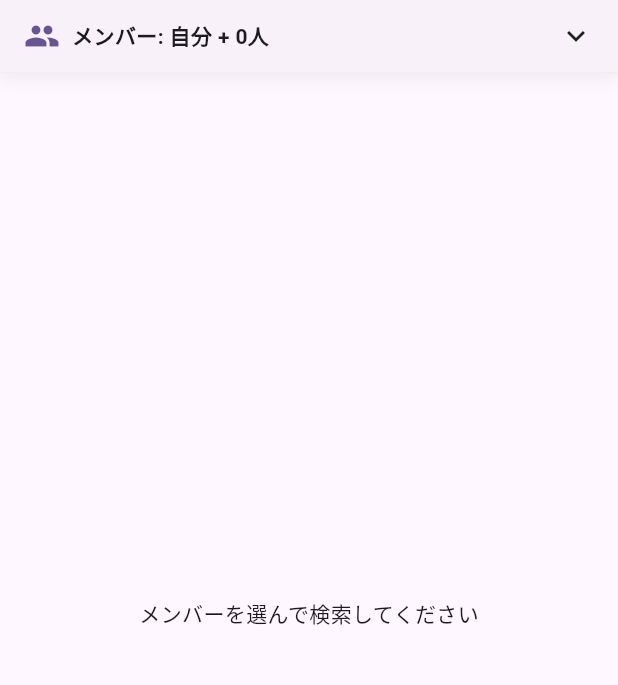
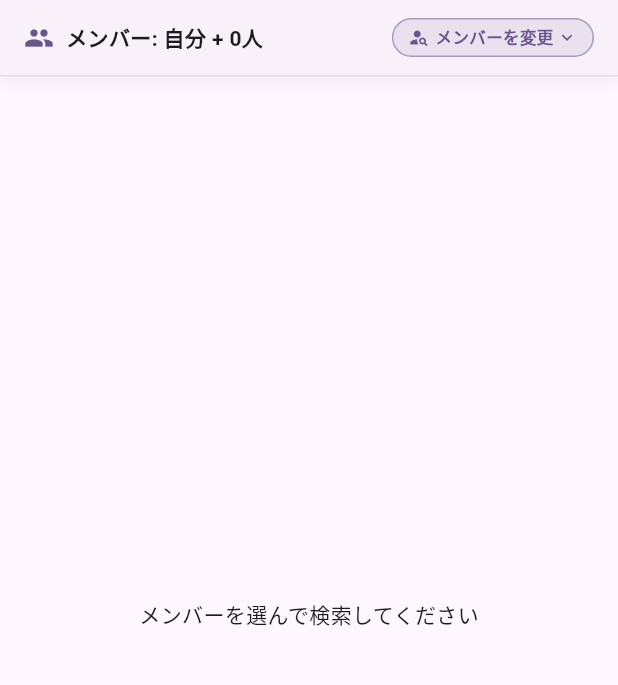
Before and after one commit to ITdedenne/my_madamis_app, a Flutter app: the GroupSearchPage screen opened directly, after a tap on an icon or button, on a phone screen of 412 x 824 dp, the part 84-769 px from its top. Run offline on Flutter 3.47's test engine with Material 3 defaults, Android fonts, the phone set to English and light mode, and no system bars; our stand-ins replace equatable, flutter_riverpod; missing offline and left inert: amplify_api, amplify_auth_cognito, amplify_core, amplify_flutter, amplify_storage_s3.

Commit message:
refactor_groupSearchUI

```diff
--- a/lib/features/group_search/presentation/widgets/group_search_condition_area.dart
+++ b/lib/features/group_search/presentation/widgets/group_search_condition_area.dart
@@ -19,8 +19,8 @@ class _GroupSearchConditionAreaState extends ConsumerState<GroupSearchConditionA
   Widget build(BuildContext context) {
     final state = ref.watch(groupSearchViewModelProvider);
     final notifier = ref.read(groupSearchViewModelProvider.notifier);
+    final colorScheme = Theme.of(context).colorScheme;
 
-    // 検索完了時に自動で閉じるロジック
     ref.listen<GroupSearchState>(groupSearchViewModelProvider, (prev, next) {
       if (prev?.isSearching == true && next.isSearching == false && next.searchResults != null) {
         setState(() => _isExpanded = false);
@@ -36,42 +36,69 @@ class _GroupSearchConditionAreaState extends ConsumerState<GroupSearchConditionA
       alignment: Alignment.topCenter,
       child: Container(
         decoration: BoxDecoration(
-          color: Theme.of(context).colorScheme.surface,
+          color: colorScheme.surface,
           boxShadow: [
             if (!_isExpanded)
-              BoxShadow(color: Colors.black.withOpacity(0.05), blurRadius: 8, offset: const Offset(0, 4)),
+              BoxShadow(color: Colors.black.withValues(alpha: 0.05), blurRadius: 8, offset: const Offset(0, 4)),
           ],
         ),
         child: Column(
           mainAxisSize: MainAxisSize.min,
           children: [
-            // ヘッダーバー (常に表示)
+            // ヘッダーバー
             InkWell(
               onTap: () => setState(() => _isExpanded = !_isExpanded),
               child: Container(
                 padding: const EdgeInsets.symmetric(horizontal: 16, vertical: 12),
                 decoration: BoxDecoration(
-                  border: Border(bottom: BorderSide(color: Colors.grey.shade200)),
-                  color: Theme.of(context).colorScheme.surfaceContainerLow,
+                  border: Border(bottom: BorderSide(color: colorScheme.outlineVariant.withValues(alpha: 0.5))),
+                  color: colorScheme.surfaceContainerLow,
                 ),
                 child: Row(
                   children: [
-                    Icon(Icons.group, color: Theme.of(context).primaryColor),
+                    Icon(Icons.group, color: colorScheme.primary, size: 20),
                     const SizedBox(width: 8),
                     Text(
                       'メンバー: 自分 + ${state.selectedFriendIds.length}人',
                       style: const TextStyle(fontWeight: FontWeight.bold),
                     ),
                     const Spacer(),
-                    Icon(_isExpanded ? Icons.expand_less : Icons.expand_more),
+                    // ★ 修正点: 閉じている時にボタンのように見える強調表示
+                    if (!_isExpanded)
+                      Container(
+                        padding: const EdgeInsets.symmetric(horizontal: 10, vertical: 4),
+                        decoration: BoxDecoration(
+                          color: colorScheme.primary.withValues(alpha: 0.1),
+                          borderRadius: BorderRadius.circular(20),
+                          border: Border.all(color: colorScheme.primary.withValues(alpha: 0.5)),
+                        ),
+                        child: Row(
+                          mainAxisSize: MainAxisSize.min,
+                          children: [
+                            Icon(Icons.person_search, size: 14, color: colorScheme.primary),
+                            const SizedBox(width: 4),
+                            Text(
+                              'メンバーを変更',
+                              style: TextStyle(
+                                fontSize: 11,
+                                fontWeight: FontWeight.bold,
+                                color: colorScheme.primary,
+                              ),
+                            ),
+                            const SizedBox(width: 2),
+                            Icon(Icons.expand_more, size: 14, color: colorScheme.primary),
+                          ],
+                        ),
+                      )
+                    else
+                      Icon(Icons.expand_less, color: colorScheme.onSurfaceVariant),
                   ],
                 ),
               ),
             ),
 
-            // 詳細エリア (開閉)
             if (_isExpanded)
-              Flexible( // 画面からはみ出ないように
+              Flexible(
                 child: Column(
                   mainAxisSize: MainAxisSize.min,
                   children: [
@@ -87,7 +114,6 @@ class _GroupSearchConditionAreaState extends ConsumerState<GroupSearchConditionA
                         onChanged: notifier.updateFriendFilter,
                       ),
                     ),
-                    // 高さ制限付きグリッド
                     SizedBox(
                       height: MediaQuery.of(context).size.height * 0.4,
                       child: state.isLoadingFriends
@@ -96,7 +122,7 @@ class _GroupSearchConditionAreaState extends ConsumerState<GroupSearchConditionA
                               padding: const EdgeInsets.all(12),
                               gridDelegate: const SliverGridDelegateWithMaxCrossAxisExtent(
                                 maxCrossAxisExtent: 150,
-                                childAspectRatio: 0.85,
+                                childAspectRatio: 0.82, // 少し縦長にして余裕を持たせる
                                 crossAxisSpacing: 10,
                                 mainAxisSpacing: 10,
                               ),
```
